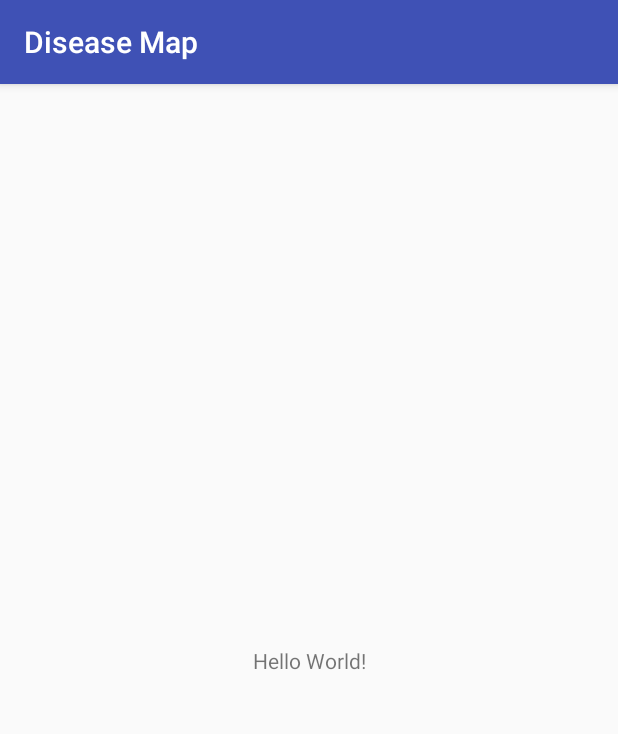
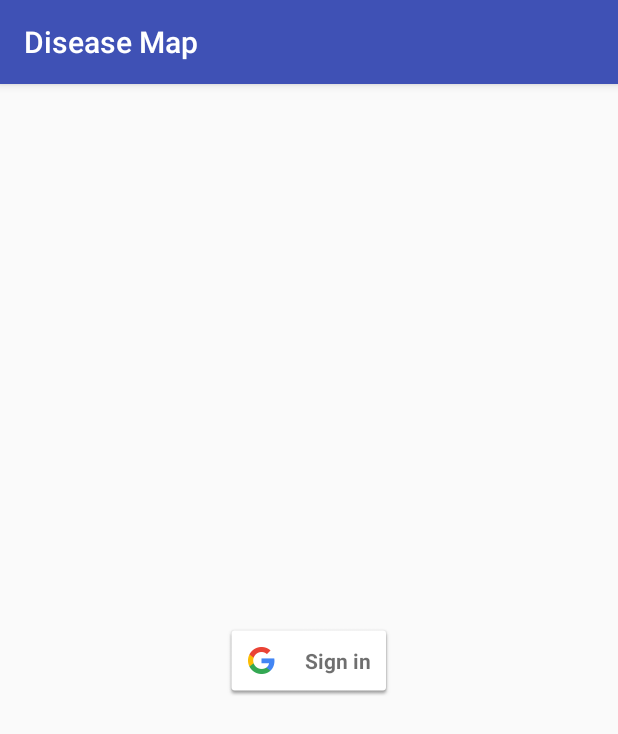
Before and after one commit to bridgette-campbell/DiseaseMap, an Android app: the screen it shows after launch (MainActivity), on a phone screen of 412 x 824 dp. Shown: the top 734 px of the screen. Run offline under Robolectric (Android 15) with nearby library versions, the light colour scheme and no system bars.

Commit message:
Begin integrating Google Sign-In

```diff
--- a/app/build.gradle
+++ b/app/build.gradle
@@ -22,7 +22,8 @@ dependencies {
     implementation fileTree(dir: 'libs', include: ['*.jar'])
     implementation 'com.android.support:appcompat-v7:27.1.1'
     implementation 'com.android.support.constraint:constraint-layout:1.1.0'
+    implementation 'com.google.android.gms:play-services-auth:15.0.0'
     testImplementation 'junit:junit:4.12'
-    androidTestImplementation 'com.android.support.test:runner:1.0.1'
-    androidTestImplementation 'com.android.support.test.espresso:espresso-core:3.0.1'
+    androidTestImplementation 'com.android.support.test:runner:1.0.2'
+    androidTestImplementation 'com.android.support.test.espresso:espresso-core:3.0.2'
 }
--- a/app/src/main/java/edu/uw/tacoma/css/diseasemap/MainActivity.java
+++ b/app/src/main/java/edu/uw/tacoma/css/diseasemap/MainActivity.java
@@ -1,13 +1,97 @@
 package edu.uw.tacoma.css.diseasemap;
 
+import android.content.Intent;
 import android.support.v7.app.AppCompatActivity;
 import android.os.Bundle;
+import android.util.Log;
+import android.view.View;
+
+import com.google.android.gms.auth.api.signin.GoogleSignIn;
+import com.google.android.gms.auth.api.signin.GoogleSignInAccount;
+import com.google.android.gms.auth.api.signin.GoogleSignInClient;
+import com.google.android.gms.auth.api.signin.GoogleSignInOptions;
+import com.google.android.gms.common.SignInButton;
+import com.google.android.gms.common.api.ApiException;
+import com.google.android.gms.tasks.Task;
 
 public class MainActivity extends AppCompatActivity {
+
+    public int RC_SIGN_IN = 1;
+
+    private GoogleSignInClient mGoogleSignInClient;
+    private String TAG = "MainActivity";
 
     @Override
     protected void onCreate(Bundle savedInstanceState) {
         super.onCreate(savedInstanceState);
         setContentView(R.layout.activity_main);
+
+        // Configure sign-in to request the user's ID, email address, and basic profile. ID and
+        // basic profile are included in DEFAULT_SIGN_IN
+        GoogleSignInOptions gso =
+                new GoogleSignInOptions.Builder(GoogleSignInOptions.DEFAULT_SIGN_IN)
+                .requestEmail()
+                .build();
+
+        // Build a GoogleSignInClient with the options specified by gso
+        mGoogleSignInClient = GoogleSignIn.getClient(this, gso);
+
+        // Handle the button programmatically (XML onClick doesn't work)
+        SignInButton btnGoogleSignIn = findViewById(R.id.google_sign_in_button);
+        btnGoogleSignIn.setOnClickListener(new View.OnClickListener() {
+            @Override
+            public void onClick(View view) {
+                Intent signInIntent = mGoogleSignInClient.getSignInIntent();
+                startActivityForResult(signInIntent, RC_SIGN_IN);
+            }
+        });
+    }
+
+    @Override
+    protected void onStart() {
+        super.onStart();
+
+        // Check for existing Google Sign In account. If the user is already signed in, the
+        // GoogleSignInAccount will be non-null
+        GoogleSignInAccount account = GoogleSignIn.getLastSignedInAccount(this);
+        updateUI(account);
+    }
+
+    private void updateUI(GoogleSignInAccount account) {
+        if (account != null) {
+            // Launch the main activity since the user is already signed in
+            Log.v(TAG, "Log in succeeded");
+        }
+        else {
+            // Log in failed
+            Log.v(TAG, "Log in failed");
+        }
+    }
+
+    @Override
+    public void onActivityResult(int requestCode, int resultCode, Intent data) {
+        super.onActivityResult(requestCode, resultCode, data);
+
+        // Result returned from launching the Intent from googleSignIn()
+        if (requestCode == RC_SIGN_IN) {
+
+            // The Task returned from this call is always completed; no need to attach a listener
+            Task<GoogleSignInAccount> task = GoogleSignIn.getSignedInAccountFromIntent(data);
+            handleSignInResult(task);
+        }
+    }
+
+    private void handleSignInResult(Task<GoogleSignInAccount> completedTask) {
+        try {
+            GoogleSignInAccount account = completedTask.getResult(ApiException.class);
+            updateUI(account);
+        }
+        catch (ApiException e) {
+
+            // The ApiException status code indicates the detailed failure reason. Refer to the
+            // GoogleSignInStatusCodes class reference for more info
+            Log.v(TAG, "signInResult: failed code=" + e.getStatusCode());
+            updateUI(null);
+        }
     }
 }
--- a/app/src/main/res/layout/activity_main.xml
+++ b/app/src/main/res/layout/activity_main.xml
@@ -7,13 +7,19 @@
     android:layout_height="match_parent"
     tools:context=".MainActivity">
 
-    <TextView
+    <com.google.android.gms.common.SignInButton
+        android:id="@+id/google_sign_in_button"
         android:layout_width="wrap_content"
         android:layout_height="wrap_content"
-        android:text="Hello World!"
+        android:layout_marginBottom="8dp"
+        android:layout_marginEnd="8dp"
+        android:layout_marginLeft="8dp"
+        android:layout_marginRight="8dp"
+        android:layout_marginStart="8dp"
+        android:layout_marginTop="8dp"
         app:layout_constraintBottom_toBottomOf="parent"
-        app:layout_constraintLeft_toLeftOf="parent"
-        app:layout_constraintRight_toRightOf="parent"
+        app:layout_constraintEnd_toEndOf="parent"
+        app:layout_constraintStart_toStartOf="parent"
         app:layout_constraintTop_toTopOf="parent"/>
 
 </android.support.constraint.ConstraintLayout>
--- a/build.gradle
+++ b/build.gradle
@@ -7,7 +7,7 @@ buildscript {
         jcenter()
     }
     dependencies {
-        classpath 'com.android.tools.build:gradle:3.1.1'
+        classpath 'com.android.tools.build:gradle:3.1.2'
 
 
         // NOTE: Do not place your application dependencies here; they belong
```
